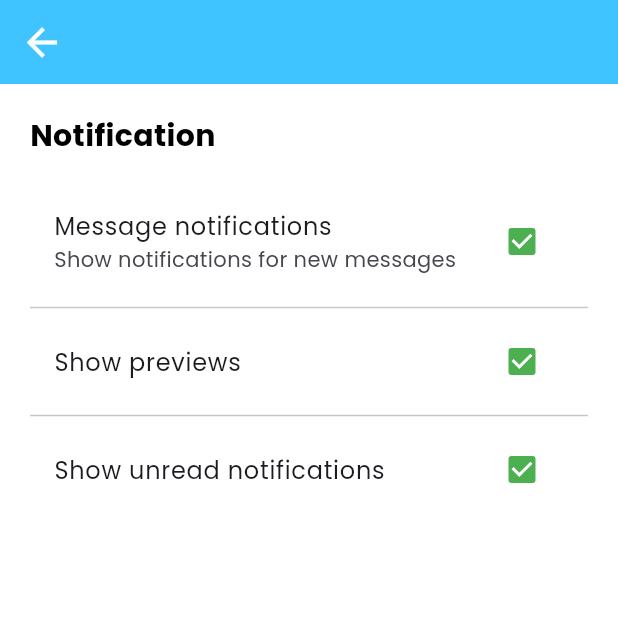
After one commit to Shinigami-7/Final-Year-Project, a Flutter app: the Setting screen opened directly, after a tap on the "arrow back" icon, after a tap on "Notification", on a phone screen of 412 x 824 dp, the top half of it. The commit adds this screen. Run offline on Flutter 3.47's test engine with Material 3 defaults, Android fonts, the phone set to English and light mode, and no system bars; our stand-ins replace carousel_slider.

Commit message:
making page of notification in profile and adding setting page

```diff
--- /dev/null
+++ b/lib/Notification_page.dart
@@ -0,0 +1,91 @@
+import 'package:flutter/material.dart';
+import 'profile.dart';
+
+class Notification_Page extends StatefulWidget {
+  const Notification_Page({Key? key}) : super(key: key);
+
+  @override
+  _NotificationPageState createState() => _NotificationPageState();
+}
+
+class _NotificationPageState extends State<Notification_Page> {
+  bool _messageNotifications = true;
+  bool _showPreviews = true;
+  bool _showReactionNotifications = true;
+
+  @override
+  Widget build(BuildContext context) {
+    return Scaffold(
+      backgroundColor: Colors.white,
+      appBar: AppBar(
+        automaticallyImplyLeading: false,
+        backgroundColor: Colors.lightBlueAccent,
+        elevation: 0,
+        leading: IconButton(
+          icon: Icon(Icons.arrow_back, color: Colors.white, size: 30),
+          onPressed: () {
+            Navigator.pushReplacement(
+              context,
+              MaterialPageRoute(builder: (context) => const Profile()),
+            );
+          },
+        ),
+      ),
+      body: Padding(
+        padding: const EdgeInsets.all(20.0),
+        child: ListView(
+          children: [
+            // Section title
+            Text(
+              "Notification",
+              style: TextStyle(
+                fontSize: 20,
+                fontWeight: FontWeight.bold,
+                color: Colors.black,
+              ),
+            ),
+            SizedBox(height: 20),
+
+            // Message Notifications Checkbox
+            CheckboxListTile(
+              title: Text("Message notifications"),
+              subtitle: Text("Show notifications for new messages"),
+              value: _messageNotifications,
+              onChanged: (bool? value) {
+                setState(() {
+                  _messageNotifications = value ?? false;
+                });
+              },
+              activeColor: Colors.green,
+            ),
+
+            Divider(),
+
+            CheckboxListTile(
+              title: Text("Show previews"),
+              value: _showPreviews,
+              onChanged: (bool? value) {
+                setState(() {
+                  _showPreviews = value ?? false;
+                });
+              },
+              activeColor: Colors.green,
+            ),
+
+            Divider(),
+            CheckboxListTile(
+              title: Text("Show unread notifications"),
+              value: _showReactionNotifications,
+              onChanged: (bool? value) {
+                setState(() {
+                  _showReactionNotifications = value ?? false;
+                });
+              },
+              activeColor: Colors.green,
+            ),
+          ],
+        ),
+      ),
+    );
+  }
+}
--- a/lib/profile.dart
+++ b/lib/profile.dart
@@ -1,7 +1,8 @@
 import 'package:flutter/material.dart';
+import 'package:projectk/Notification_page.dart';
 import 'package:projectk/Privacy.dart';
+import 'package:projectk/setting.dart';
 import 'account_info.dart';
-import 'treatment_page.dart';
 import 'logout.dart';
 
 class Profile extends StatelessWidget {
@@ -83,6 +84,12 @@ class Profile extends StatelessWidget {
                   ),
                   Padding(
                     padding: const EdgeInsets.only(top:25.0),
+                    child: GestureDetector(
+                      onTap: (){
+                        Navigator.push(context, MaterialPageRoute(builder: (context)=>Setting()),
+                        );
+                      },
+
                       child: Text(
                         "Setting",
                         style: TextStyle(
@@ -90,12 +97,20 @@ class Profile extends StatelessWidget {
                         ),
                       ),
                     ),
+                  ),
                   Padding(
                     padding: const EdgeInsets.only(top:25.0),
+                    child: GestureDetector(
+                      onTap: (){
+                        Navigator.push(context, MaterialPageRoute(builder: (context)=>Notification_Page()),
+                        );
+                      },
+
                       child: Text(
                         "Notification",
                         style: TextStyle(
                           fontSize: 18,
+                        ),
                       ),
                     ),
                   ),
--- /dev/null
+++ b/lib/setting.dart
@@ -0,0 +1,35 @@
+import 'package:flutter/material.dart';
+import 'profile.dart';
+
+class Setting extends StatelessWidget {
+  const Setting({Key? key}) : super(key: key);
+
+  @override
+  Widget build(BuildContext context) {
+    return Scaffold(
+      backgroundColor: Colors.lightBlueAccent,
+      appBar: AppBar(
+        automaticallyImplyLeading: false,
+        backgroundColor: Colors.lightBlueAccent,
+        elevation: 0,
+        leading: IconButton(
+          icon: Icon(Icons.arrow_back, color: Colors.white, size: 30),
+          onPressed: () {
+            Navigator.pushReplacement(
+              context,
+              MaterialPageRoute(builder: (context) => const Profile()),
+            );
+          },
+        ),
+      ),
+      body: Padding(
+        padding: const EdgeInsets.all(20.0),
+        child: ListView(
+          children: [
+           Text("This is setting page")
+          ],
+        ),
+      ),
+    );
+  }
+}
```
Also changed, not shown: lib/treatment_page.dart (+17 -38 lines). Lines whose indentation alone changed are shown as unchanged.
